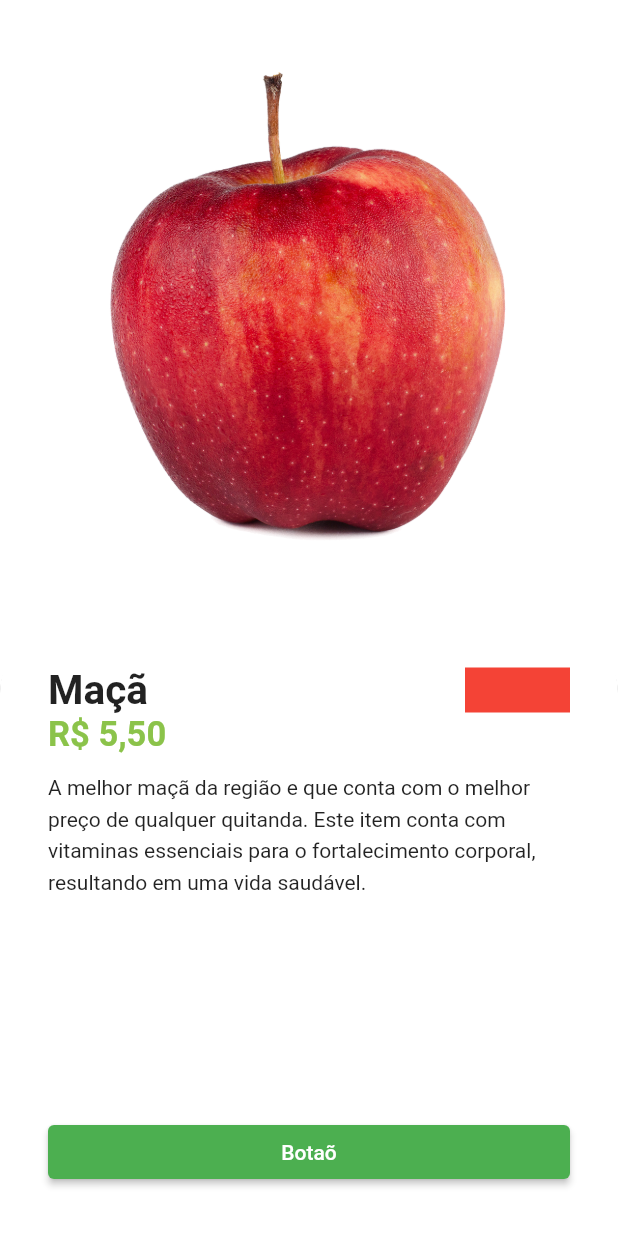
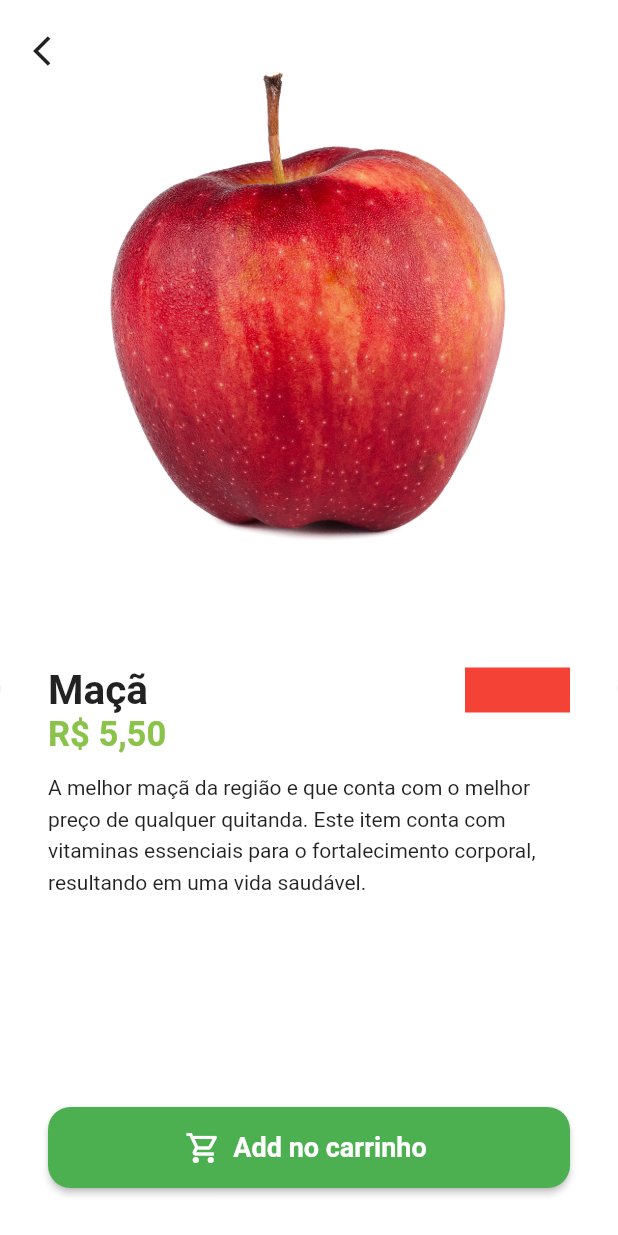
Before and after one commit to thiagolazaro/greengrocer-app-flutter, a Flutter app: the HomeTab screen opened directly, after a tap on "Maçã", on a phone screen of 412 x 824 dp. Run offline on Flutter 3.47's test engine with Material 2 defaults, Android fonts, the phone set to English and light mode, and no system bars; our stand-ins replace animated_text_kit, badges, mask_text_input_formatter.

Commit message:
Botão de Adicionar ao Carrinho e Animação

```diff
--- a/lib/src/pages/home/components/item_tile.dart
+++ b/lib/src/pages/home/components/item_tile.dart
@@ -38,7 +38,10 @@ class ItemTile extends StatelessWidget {
                 children: [
                   // Imagem
                   Expanded(
-                    child: Image.asset(item.imgUrl),
+                    child: Hero(
+                      tag: item.imgUrl,
+                      child: Image.asset(item.imgUrl),
+                    ),
                   ),
 
                   // Nome
--- a/lib/src/pages/product/product_screen.dart
+++ b/lib/src/pages/product/product_screen.dart
@@ -17,10 +17,16 @@ class ProductScreen extends StatelessWidget {
   Widget build(BuildContext context) {
     return Scaffold(
       backgroundColor: Colors.white.withAlpha(230),
-      body: Column(
+      body: Stack(
+        children: [
+          // Conteudo
+          Column(
             children: [
               Expanded(
+                child: Hero(
+                  tag: item.imgUrl,
                   child: Image.asset(item.imgUrl),
+                ),
               ),
               Expanded(
                 child: Container(
@@ -91,9 +97,27 @@ class ProductScreen extends StatelessWidget {
                       ),
 
                       // Botão
-                  ElevatedButton(
+                      SizedBox(
+                        height: 54,
+                        child: ElevatedButton.icon(
                           onPressed: () {},
-                    child: const Text('Botaõ'),
+                          style: ElevatedButton.styleFrom(
+                            shape: RoundedRectangleBorder(
+                              borderRadius: BorderRadius.circular(15),
+                            ),
+                          ),
+                          label: const Text(
+                            'Add no carrinho',
+                            style: TextStyle(
+                              fontSize: 18,
+                              fontWeight: FontWeight.bold,
+                            ),
+                          ),
+                          icon: const Icon(
+                            Icons.shopping_cart_outlined,
+                            color: Colors.white,
+                          ),
+                        ),
                       ),
                     ],
                   ),
@@ -101,6 +125,22 @@ class ProductScreen extends StatelessWidget {
               )
             ],
           ),
+
+          // Botão Voltar
+          Positioned(
+            left: 10,
+            top: 10,
+            child: SafeArea(
+              child: IconButton(
+                onPressed: () => Navigator.of(context).pop(),
+                icon: const Icon(
+                  Icons.arrow_back_ios,
+                ),
+              ),
+            ),
+          ),
+        ],
+      ),
     );
   }
 }
```
Lines whose indentation alone changed are shown as unchanged.
